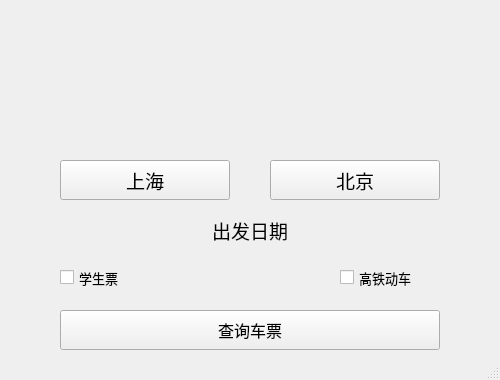
Above: query.ui from dongdong3344/12306Train before the change. Below: the same form after it.
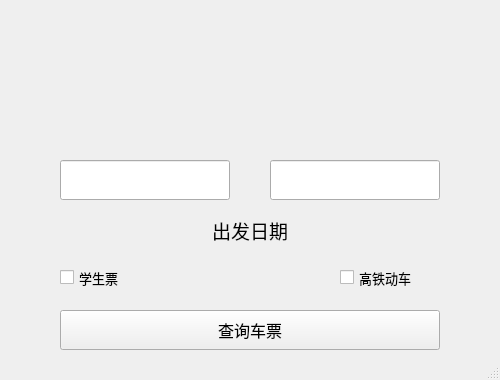
That is the form after the change. Icons and pictures are not drawn.

Commit message: 使用LineEdit显示车站列表

The edit to the form file:
```diff
--- a/query.ui
+++ b/query.ui
@@ -74,31 +74,6 @@
      <bool>false</bool>
     </property>
    </widget>
-   <widget class="QPushButton" name="startButton">
-    <property name="geometry">
-     <rect>
-      <x>60</x>
-      <y>160</y>
-      <width>170</width>
-      <height>40</height>
-     </rect>
-    </property>
-    <property name="font">
-     <font>
-      <family>黑体</family>
-      <pointsize>14</pointsize>
-     </font>
-    </property>
-    <property name="text">
-     <string>上海</string>
-    </property>
-    <property name="default">
-     <bool>false</bool>
-    </property>
-    <property name="flat">
-     <bool>false</bool>
-    </property>
-   </widget>
    <widget class="QPushButton" name="exchangeButton">
     <property name="geometry">
      <rect>
@@ -119,31 +94,6 @@
      <bool>true</bool>
     </property>
    </widget>
-   <widget class="QPushButton" name="destinationButton">
-    <property name="geometry">
-     <rect>
-      <x>270</x>
-      <y>160</y>
-      <width>170</width>
-      <height>40</height>
-     </rect>
-    </property>
-    <property name="font">
-     <font>
-      <family>黑体</family>
-      <pointsize>14</pointsize>
-     </font>
-    </property>
-    <property name="text">
-     <string>北京</string>
-    </property>
-    <property name="default">
-     <bool>false</bool>
-    </property>
-    <property name="flat">
-     <bool>false</bool>
-    </property>
-   </widget>
    <widget class="QCheckBox" name="highSpeedCheckBox">
     <property name="geometry">
      <rect>
@@ -201,6 +151,26 @@
      <string/>
     </property>
    </widget>
+   <widget class="QLineEdit" name="startLineEdit">
+    <property name="geometry">
+     <rect>
+      <x>60</x>
+      <y>160</y>
+      <width>170</width>
+      <height>40</height>
+     </rect>
+    </property>
+   </widget>
+   <widget class="QLineEdit" name="destinationLineEdit">
+    <property name="geometry">
+     <rect>
+      <x>270</x>
+      <y>160</y>
+      <width>170</width>
+      <height>40</height>
+     </rect>
+    </property>
+   </widget>
   </widget>
   <widget class="QStatusBar" name="statusbar"/>
   <action name="actiondenglu_12306">
```
The commit also changes 2 other files.
